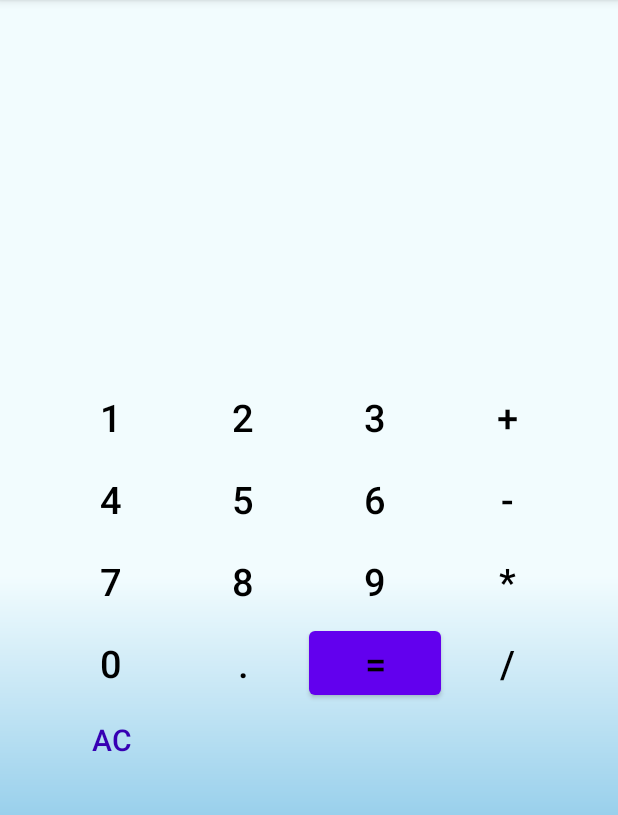
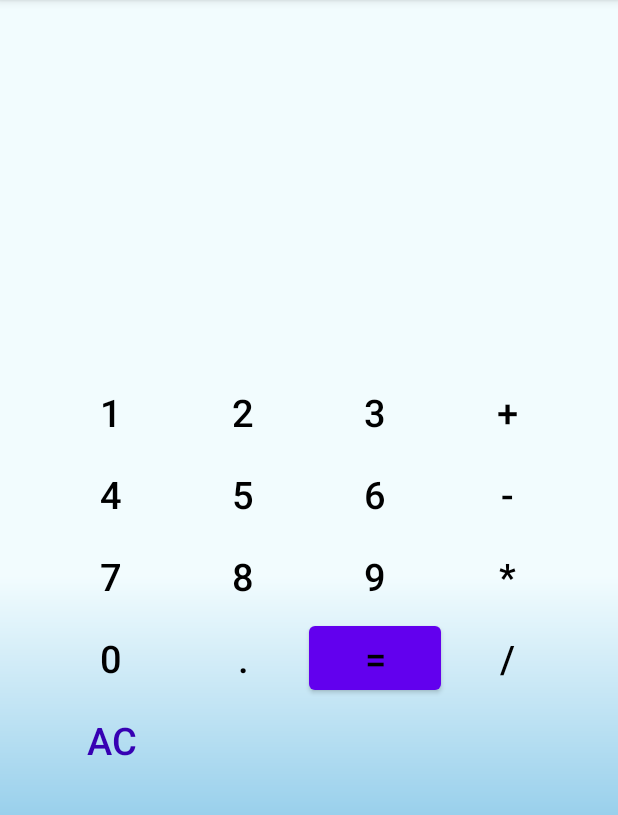
Before and after one commit to DenZoHunter/Calculator, an Android app: the screen it shows after launch (CalculatorActivity), on a phone screen of 412 x 824 dp, the part 84-899 px from its top. Run offline under Robolectric (Android 15) with nearby library versions, the phone set to English and light mode, and no system bars.

Commit message:
Вынес размеры, строки в ресурсы. Использование люмбда выражений +некоторые доработки

```diff
--- a/app/src/main/java/ru/geekbrains/calculator/ui/CalculatorActivity.java
+++ b/app/src/main/java/ru/geekbrains/calculator/ui/CalculatorActivity.java
@@ -25,135 +25,62 @@ public class CalculatorActivity extends AppCompatActivity implements CalculatorV
         resultTextView = findViewById(R.id.resultTextView);
         bufferTextView = findViewById(R.id.bufferTextView);
 
-        findViewById(R.id.btn_clear).setOnClickListener(new View.OnClickListener() {
-            @Override
-            public void onClick(View v) {
+        findViewById(R.id.btn_clear).setOnClickListener(v -> {
             resultTextView.setText(null);
             bufferTextView.setText(null);
-            }
         });
 
-        findViewById(R.id.btn1).setOnClickListener(new View.OnClickListener() {
-            @Override
-            public void onClick(View v) {
-                presenter.onButtonOneClick();
-            }
+        findViewById(R.id.btn1).setOnClickListener(v -> presenter.onButtonOneClick());
+
+        findViewById(R.id.btn2).setOnClickListener(v -> presenter.onButtonTwoClick());
+
+        findViewById(R.id.btn3).setOnClickListener(v -> presenter.onButtonThreeClick());
+
+        findViewById(R.id.btn4).setOnClickListener(v -> presenter.onButtonFourClick());
+
+        findViewById(R.id.btn5).setOnClickListener(v -> presenter.onButtonFiveClick());
+
+        findViewById(R.id.btn6).setOnClickListener(v -> presenter.onButtonSixClick());
+
+        findViewById(R.id.btn7).setOnClickListener(v -> presenter.onButtonSevenClick());
+
+        findViewById(R.id.btn8).setOnClickListener(v -> presenter.onButtonEightClick());
+
+        findViewById(R.id.btn9).setOnClickListener(v -> presenter.onButtonNineClick());
+
+        findViewById(R.id.btn0).setOnClickListener(v -> presenter.onButtonZeroClick());
+
+        findViewById(R.id.btn_dot).setOnClickListener(v -> presenter.onButtonDotClick());
+
+        findViewById(R.id.btn_plus).setOnClickListener(v -> {
+            presenter.setFirstOperand(Double.parseDouble(resultTextView.getText().toString()));
+            presenter.onButtonPlusClick();
+            bufferTextView.setText(getResources().getString(R.string.result_template, resultTextView.getText(), "+"));
+            resultTextView.setText("");
         });
 
-        findViewById(R.id.btn2).setOnClickListener(new View.OnClickListener() {
-            @Override
-            public void onClick(View v) {
-                presenter.onButtonTwoClick();
-            }
+        findViewById(R.id.btn_minus).setOnClickListener(v -> {
+            presenter.setFirstOperand(Double.parseDouble(resultTextView.getText().toString()));
+            presenter.onButtonMinusClick();
+            bufferTextView.setText(getResources().getString(R.string.result_template, resultTextView.getText(), "-"));
+            resultTextView.setText("");
         });
 
-        findViewById(R.id.btn3).setOnClickListener(new View.OnClickListener() {
-            @Override
-            public void onClick(View v) {
-                presenter.onButtonThreeClick();
-            }
+        findViewById(R.id.btn_multiply).setOnClickListener(v -> {
+            presenter.setFirstOperand(Double.parseDouble(resultTextView.getText().toString()));
+            presenter.onButtonMultiplyClick();
+            bufferTextView.setText(getResources().getString(R.string.result_template, resultTextView.getText(), "*"));;
+            resultTextView.setText("");
         });
 
-        findViewById(R.id.btn4).setOnClickListener(new View.OnClickListener() {
-            @Override
-            public void onClick(View v) {
-                presenter.onButtonFourClick();
-            }
+        findViewById(R.id.btn_div).setOnClickListener(v -> {
+            presenter.setFirstOperand(Double.parseDouble(resultTextView.getText().toString()));
+            presenter.onButtonDivClick();
+            bufferTextView.setText(getResources().getString(R.string.result_template, resultTextView.getText(), "/"));
+            resultTextView.setText("");
         });
 
-        findViewById(R.id.btn5).setOnClickListener(new View.OnClickListener() {
-            @Override
-            public void onClick(View v) {
-                presenter.onButtonFiveClick();
-            }
-        });
-
-        findViewById(R.id.btn6).setOnClickListener(new View.OnClickListener() {
-            @Override
-            public void onClick(View v) {
-                presenter.onButtonSixClick();
-            }
-        });
-
-        findViewById(R.id.btn7).setOnClickListener(new View.OnClickListener() {
-            @Override
-            public void onClick(View v) {
-                presenter.onButtonSevenClick();
-            }
-        });
-
-        findViewById(R.id.btn8).setOnClickListener(new View.OnClickListener() {
-            @Override
-            public void onClick(View v) {
-                presenter.onButtonEightClick();
-            }
-        });
-
-        findViewById(R.id.btn9).setOnClickListener(new View.OnClickListener() {
-            @Override
-            public void onClick(View v) {
-                presenter.onButtonNineClick();
-            }
-        });
-
-        findViewById(R.id.btn0).setOnClickListener(new View.OnClickListener() {
-            @Override
-            public void onClick(View v) {
-                presenter.onButtonZeroClick();
-            }
-        });
-
-        findViewById(R.id.btn_dot).setOnClickListener(new View.OnClickListener() {
-            @Override
-            public void onClick(View v) {
-                presenter.onButtonDotClick();
-            }
-        });
-
-        findViewById(R.id.btn_plus).setOnClickListener(new View.OnClickListener() {
-            @Override
-            public void onClick(View v) {
-                presenter.setFirstOperand(Double.parseDouble(resultTextView.getText().toString()));
-                presenter.onButtonPlusClick();
-
-                bufferTextView.setText(resultTextView.getText() + "+");
-                resultTextView.setText("");
-            }
-        });
-
-        findViewById(R.id.btn_minus).setOnClickListener(new View.OnClickListener() {
-            @Override
-            public void onClick(View v) {
-                presenter.setFirstOperand(Double.parseDouble(resultTextView.getText().toString()));
-                presenter.onButtonMinusClick();
-                bufferTextView.setText(resultTextView.getText() + "-");
-                resultTextView.setText("");
-            }
-        });
-
-        findViewById(R.id.btn_multiply).setOnClickListener(new View.OnClickListener() {
-            @Override
-            public void onClick(View v) {
-                presenter.setFirstOperand(Double.parseDouble(resultTextView.getText().toString()));
-                presenter.onButtonMultiplyClick();
-                bufferTextView.setText(resultTextView.getText() + "*");
-                resultTextView.setText("");
-            }
-        });
-
-        findViewById(R.id.btn_div).setOnClickListener(new View.OnClickListener() {
-            @Override
-            public void onClick(View v) {
-                presenter.setFirstOperand(Double.parseDouble(resultTextView.getText().toString()));
-                presenter.onButtonDivClick();
-                bufferTextView.setText(resultTextView.getText() + "/");
-                resultTextView.setText("");
-            }
-        });
-
-        findViewById(R.id.btn_equal).setOnClickListener(new View.OnClickListener() {
-            @Override
-            public void onClick(View v) {
+        findViewById(R.id.btn_equal).setOnClickListener(v -> {
             try {
                 presenter.setSecondOperand(Double.parseDouble(resultTextView.getText().toString()));
             } catch (NumberFormatException e) {
@@ -162,7 +89,6 @@ public class CalculatorActivity extends AppCompatActivity implements CalculatorV
             bufferTextView.setText("");
             resultTextView.setText("");
             presenter.onButtonEqualClick();
-            }
         });
 
 
--- a/app/src/main/java/ru/geekbrains/calculator/ui/CalculatorPresenter.java
+++ b/app/src/main/java/ru/geekbrains/calculator/ui/CalculatorPresenter.java
@@ -6,9 +6,9 @@ import ru.geekbrains.calculator.logic.Operation;
 
 public class CalculatorPresenter {
 
-    private CalculatorView view;
+    private final CalculatorView view;
 
-    private Calculator calculator;
+    private final Calculator calculator;
 
     private double firstOperand;
     private double secondOperand;
@@ -88,19 +88,15 @@ public class CalculatorPresenter {
             double result = calculator.mainOperation(firstOperand, secondOperand, Operation.ADD);
             view.showResult(result + "");
             plusCalc = false;
-        } else
-
-        if (minusCalc) {
+        } else if (minusCalc) {
             double result = calculator.mainOperation(firstOperand, secondOperand, Operation.SUB);
             view.showResult(result + "");
             minusCalc = false;
-        } else
-        if (multCalc) {
+        } else if (multCalc) {
             double result = calculator.mainOperation(firstOperand, secondOperand, Operation.MULT);
             view.showResult(result + "");
             multCalc = false;
-        } else
-        if (divCalc) {
+        } else if (divCalc) {
             double result = calculator.mainOperation(firstOperand, secondOperand, Operation.DIV);
             view.showResult(result + "");
             divCalc = false;
--- a/app/src/main/res/layout/activity_calc_grid.xml
+++ b/app/src/main/res/layout/activity_calc_grid.xml
@@ -3,7 +3,7 @@
     android:layout_width="wrap_content"
     android:layout_height="wrap_content"
     android:layout_gravity="center"
-    android:columnCount="4"
+    android:columnCount="@integer/column_count"
     android:orientation="horizontal">
 
     <Button
@@ -13,7 +13,7 @@
         android:layout_height="wrap_content"
         android:text="@string/button1"
         android:textColor="@color/black"
-        android:textSize="25sp" />
+        android:textSize="@dimen/text_size_for_calc_button" />
 
     <Button
         android:id="@+id/btn2"
@@ -22,7 +22,7 @@
         android:layout_height="wrap_content"
         android:text="@string/button2"
         android:textColor="@color/black"
-        android:textSize="25sp" />
+        android:textSize="@dimen/text_size_for_calc_button" />
 
     <Button
         android:id="@+id/btn3"
@@ -31,7 +31,7 @@
         android:layout_height="wrap_content"
         android:text="@string/button3"
         android:textColor="@color/black"
-        android:textSize="25sp" />
+        android:textSize="@dimen/text_size_for_calc_button" />
 
     <Button
         android:id="@+id/btn_plus"
@@ -40,7 +40,7 @@
         android:layout_height="wrap_content"
         android:text="@string/button_plus"
         android:textColor="@color/black"
-        android:textSize="25sp" />
+        android:textSize="@dimen/text_size_for_calc_button" />
 
     <Button
         android:id="@+id/btn4"
@@ -49,7 +49,7 @@
         android:layout_height="wrap_content"
         android:text="@string/button4"
         android:textColor="@color/black"
-        android:textSize="25sp" />
+        android:textSize="@dimen/text_size_for_calc_button" />
 
     <Button
         android:id="@+id/btn5"
@@ -58,7 +58,7 @@
         android:layout_height="wrap_content"
         android:text="@string/button5"
         android:textColor="@color/black"
-        android:textSize="25sp" />
+        android:textSize="@dimen/text_size_for_calc_button" />
 
     <Button
         android:id="@+id/btn6"
@@ -67,7 +67,7 @@
         android:layout_height="wrap_content"
         android:text="@string/button6"
         android:textColor="@color/black"
-        android:textSize="25sp" />
+        android:textSize="@dimen/text_size_for_calc_button" />
 
     <Button
         android:id="@+id/btn_minus"
@@ -76,7 +76,7 @@
         android:layout_height="wrap_content"
         android:text="@string/button_minus"
         android:textColor="@color/black"
-        android:textSize="25sp" />
+        android:textSize="@dimen/text_size_for_calc_button" />
 
     <Button
         android:id="@+id/btn7"
@@ -85,7 +85,7 @@
         android:layout_height="wrap_content"
         android:text="@string/button7"
         android:textColor="@color/black"
-        android:textSize="25sp" />
+        android:textSize="@dimen/text_size_for_calc_button" />
 
     <Button
         android:id="@+id/btn8"
@@ -94,7 +94,7 @@
         android:layout_height="wrap_content"
         android:text="@string/button8"
         android:textColor="@color/black"
-        android:textSize="25sp" />
+        android:textSize="@dimen/text_size_for_calc_button" />
 
     <Button
         android:id="@+id/btn9"
@@ -103,7 +103,7 @@
         android:layout_height="wrap_content"
         android:text="@string/button9"
         android:textColor="@color/black"
-        android:textSize="25sp" />
+        android:textSize="@dimen/text_size_for_calc_button" />
 
     <Button
         android:id="@+id/btn_multiply"
@@ -112,7 +112,7 @@
         android:layout_height="wrap_content"
         android:text="@string/button_multiply"
         android:textColor="@color/black"
-        android:textSize="25sp" />
+        android:textSize="@dimen/text_size_for_calc_button" />
 
     <Button
         android:id="@+id/btn0"
@@ -121,7 +121,7 @@
         android:layout_height="wrap_content"
         android:text="@string/button0"
         android:textColor="@color/black"
-        android:textSize="25sp" />
+        android:textSize="@dimen/text_size_for_calc_button" />
 
     <Button
         android:id="@+id/btn_dot"
@@ -130,7 +130,7 @@
         android:layout_height="wrap_content"
         android:text="@string/button_dot"
         android:textColor="@color/black"
-        android:textSize="25sp" />
+        android:textSize="@dimen/text_size_for_calc_button" />
 
     <Button
         android:id="@+id/btn_equal"
@@ -138,7 +138,7 @@
         android:layout_height="wrap_content"
         android:text="@string/button_equal"
         android:textColor="@color/black"
-        android:textSize="25sp" />
+        android:textSize="@dimen/text_size_for_calc_button" />
 
     <Button
         android:id="@+id/btn_div"
@@ -147,7 +147,7 @@
         android:layout_height="wrap_content"
         android:text="@string/button_div"
         android:textColor="@color/black"
-        android:textSize="25sp" />
+        android:textSize="@dimen/text_size_for_calc_button" />
     <Button
         android:id="@+id/btn_clear"
         style="@style/Widget.AppCompat.Button.Borderless.Colored"
@@ -155,6 +155,6 @@
         android:layout_height="wrap_content"
         android:text="@string/button_clear"
         android:textColor="@color/purple_700"
-        android:textSize="20sp" />
+        android:textSize="@dimen/text_size_for_calc_button" />
 
 </GridLayout>
--- a/app/src/main/res/layout/activity_main.xml
+++ b/app/src/main/res/layout/activity_main.xml
@@ -11,7 +11,7 @@
         android:id="@+id/bufferTextView"
         android:layout_width="match_parent"
         android:layout_height="wrap_content"
-        android:textSize="20sp"
+        android:textSize="@dimen/text_size_for_calc_buff_view"
         app:layout_constraintStart_toStartOf="parent"
         app:layout_constraintBottom_toTopOf="@id/resultTextView" />
 
@@ -19,7 +19,7 @@
         android:id="@+id/resultTextView"
         android:layout_width="match_parent"
         android:layout_height="wrap_content"
-        android:textSize="30sp"
+        android:textSize="@dimen/text_size_for_calc_main_view"
         app:layout_constraintBottom_toTopOf="@id/buttonPanel"
         app:layout_constraintStart_toStartOf="parent" />
 
--- /dev/null
+++ b/app/src/main/res/values/dimens.xml
@@ -0,0 +1,6 @@
+<?xml version="1.0" encoding="utf-8"?>
+<resources>
+    <dimen name="text_size_for_calc_button">25sp</dimen>
+    <dimen name="text_size_for_calc_buff_view">25dp</dimen>
+    <dimen name="text_size_for_calc_main_view">35dp</dimen>
+</resources>
--- /dev/null
+++ b/app/src/main/res/values/integers.xml
@@ -0,0 +1,4 @@
+<?xml version="1.0" encoding="utf-8"?>
+<resources>
+    <integer name="column_count">4</integer>
+</resources>
--- a/app/src/main/res/values/strings.xml
+++ b/app/src/main/res/values/strings.xml
@@ -17,6 +17,7 @@
     <string name="button_div">/</string>
     <string name="button_equal">=</string>
     <string name="button_clear">AC</string>
+    <string name="result_template">%s%s</string>
 
 
 </resources>
```
Lines whose indentation alone changed are shown as unchanged.
